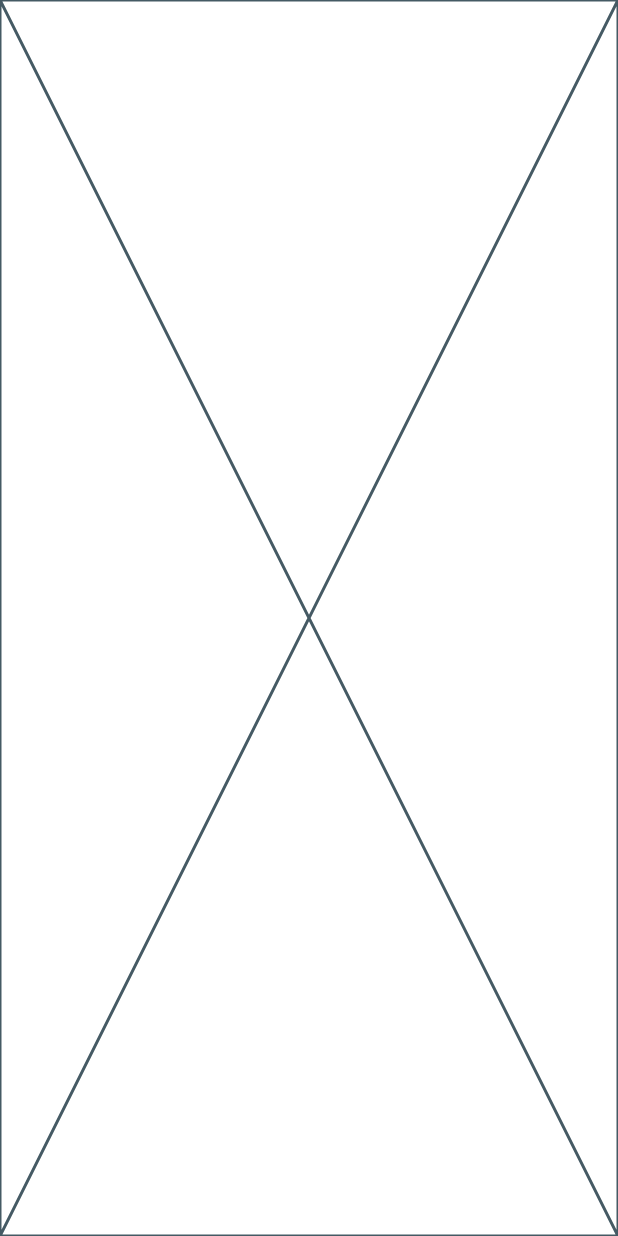
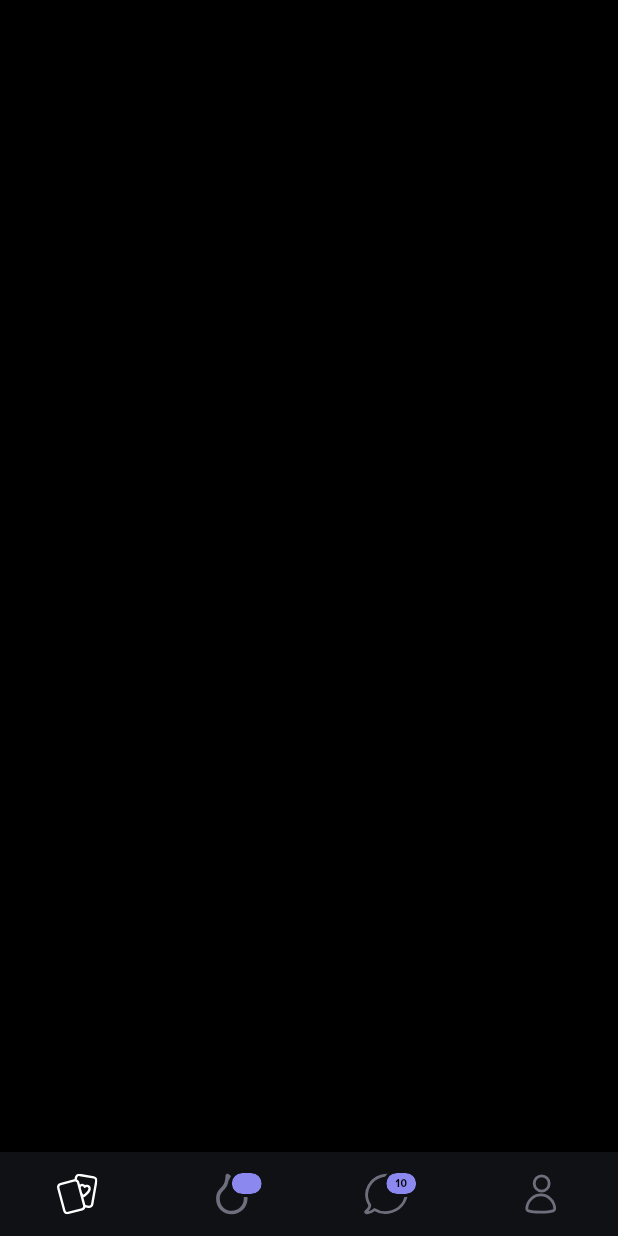
Before and after one commit to Mind-Reaper/stroll, a Flutter app: the screen it shows after launch, on a phone screen of 412 x 824 dp. Run offline on Flutter 3.47's test engine with Material 3 defaults, Android fonts, the phone set to English and light mode, and no system bars; our stand-ins replace animate_do, flutter_riverpod, flutter_svg, freezed_annotation; generated files the repository leaves out were written again; project files that could hold a hidden picture were left out.

Commit message:
Tasks: Setup app architecture and file structure, Implement app themes, Implement bottom navigation bar

```diff
--- a/lib/app/stroll_app.dart
+++ b/lib/app/stroll_app.dart
@@ -1,12 +1,37 @@
-
-
 import 'package:flutter/material.dart';
+import 'package:flutter/services.dart';
+import 'package:flutter_riverpod/flutter_riverpod.dart';
+import 'package:stroll/core/screens/splash_screen.dart';
+import 'package:stroll/shared/theme/dark_theme.dart';
 
 class StrollApp extends StatelessWidget {
   const StrollApp({super.key});
 
   @override
   Widget build(BuildContext context) {
-    return const Placeholder();
+    SystemChrome.setSystemUIOverlayStyle(
+      const SystemUiOverlayStyle(
+        systemNavigationBarColor: Colors.black,
+        statusBarColor: Colors.transparent,
+        systemNavigationBarIconBrightness: Brightness.light,
+      ),
+    );
+    return ProviderScope(
+      child: MaterialApp(
+        title: 'Stroll',
+        debugShowCheckedModeBanner: false,
+        darkTheme: darkTheme,
+        themeMode: ThemeMode.dark,
+        home: const SplashScreen(),
+        builder: (context, child) {
+          final data = MediaQuery.of(context);
+
+          final scale =
+              data.textScaler.clamp(minScaleFactor: 0.6, maxScaleFactor: 1.2);
+          return MediaQuery(
+              data: data.copyWith(textScaler: scale), child: child!);
+        },
+      ),
+    );
   }
 }
--- /dev/null
+++ b/lib/core/constants/app_assets.dart
@@ -0,0 +1,17 @@
+abstract class AppAssets {
+  static final svg = _SvgAssetManager();
+  static final jpg = _JpgAssetManager();
+}
+
+class _SvgAssetManager {
+  final String bonfire = 'assets/icons/bonfire.svg';
+  final String chatBubble = 'assets/icons/chat_bubble.svg';
+  final String pokerCards = 'assets/icons/poker_cards.svg';
+  final String timer = 'assets/icons/timer.svg';
+  final String user = 'assets/icons/user.svg';
+}
+
+class _JpgAssetManager {
+  final String sunsetBackground = 'assets/images/sunset_bg.jpg';
+  final String angelina = 'assets/images/angelina.jpg';
+}
--- /dev/null
+++ b/lib/core/constants/app_colors.dart
@@ -0,0 +1,6 @@
+import 'package:flutter/material.dart';
+
+class AppColors {
+  static const purple = Color(0xff8b88ef);
+  static const lightPurple = Color(0xffccc8ff);
+}
--- /dev/null
+++ b/lib/core/extensions/string_api.dart
@@ -0,0 +1,6 @@
+extension StringApi on String {
+  String capitalizeFirst() {
+    if (isEmpty) return this;
+    return '${this[0].toUpperCase()}${substring(1).toLowerCase()}';
+  }
+}
--- /dev/null
+++ b/lib/features/home/screens/home_screen.dart
@@ -0,0 +1,123 @@
+import 'package:flutter/material.dart';
+import 'package:flutter_riverpod/flutter_riverpod.dart';
+import 'package:flutter_svg/flutter_svg.dart';
+import 'package:stroll/core/constants/app_assets.dart';
+import 'package:stroll/core/extensions/string_api.dart';
+import 'package:stroll/features/home/view_models/home_view_model.dart';
+
+enum HomeTab {
+  home,
+  trending,
+  messages,
+  profile;
+
+  String get iconAsset {
+    switch (this) {
+      case HomeTab.home:
+        return AppAssets.svg.pokerCards;
+      case HomeTab.trending:
+        return AppAssets.svg.bonfire;
+      case HomeTab.messages:
+        return AppAssets.svg.chatBubble;
+      case HomeTab.profile:
+        return AppAssets.svg.user;
+    }
+  }
+}
+
+class HomeScreen extends ConsumerWidget {
+  const HomeScreen({super.key});
+
+  @override
+  Widget build(BuildContext context, WidgetRef ref) {
+    final homeState = ref.watch(homeStateProvider);
+    final homeController = ref.read(homeStateProvider.notifier);
+
+    return Scaffold(
+        body: Container(),
+        bottomNavigationBar: BottomNavigationBar(
+          showSelectedLabels: false,
+          type: BottomNavigationBarType.fixed,
+          showUnselectedLabels: false,
+          currentIndex: homeState.pageIndex,
+          onTap: (index) {
+            homeController.changePage(index);
+          },
+          items: [
+            for (final tab in HomeTab.values)
+              BottomNavigationBarItem(
+                label: tab.name.capitalizeFirst(),
+                activeIcon: buildIcon(context, true, tab.iconAsset,
+                    count: tab.index == 1
+                        ? 0
+                        : tab.index == 2
+                            ? 10
+                            : null),
+                icon:
+                    buildIcon(context, false, tab.iconAsset,  count: tab.index == 1
+                    ? 0
+                        : tab.index == 2
+                        ? 10
+                        : null),
+              )
+          ],
+        ));
+  }
+
+  Widget buildIcon(BuildContext context, bool selected, String iconAsset,
+      {int? count}) {
+    return SizedBox(
+      width: 40,
+      child: Stack(
+        children: [
+          Center(
+            child: SvgPicture.asset(
+              alignment: Alignment.topRight,
+              iconAsset,
+              height: 28,
+              color: selected
+                  ? Theme.of(context)
+                      .bottomNavigationBarTheme
+                      .selectedIconTheme
+                      ?.color
+                  : Theme.of(context)
+                      .bottomNavigationBarTheme
+                      .unselectedIconTheme
+                      ?.color,
+            ),
+          ),
+          if (count != null)
+            Align(
+              alignment: Alignment.topRight,
+              child: Container(
+                height: 14,
+                width: 20,
+                padding: const EdgeInsets.all(2),
+                decoration: BoxDecoration(
+                    border: Border.all(
+                        width: 2,
+                        strokeAlign: BorderSide.strokeAlignOutside,
+                        color: Theme.of(context)
+                                .bottomNavigationBarTheme
+                                .backgroundColor ??
+                            Colors.transparent),
+                    borderRadius: BorderRadius.circular(10),
+                    color: Theme.of(context).primaryColor),
+                child: FittedBox(
+                  fit: BoxFit.scaleDown,
+                  child: Text(
+                    count > 0 ? count.toString() : ' ',
+                    style: Theme.of(context).textTheme.labelSmall?.copyWith(
+                        color: Colors.black,
+                        fontSize: 7,
+                        letterSpacing: 0.5,
+                        fontWeight: FontWeight.w700),
+                  ),
+                ),
+              ),
+            )
+        ],
+      ),
+    );
+  }
+}
--- /dev/null
+++ b/lib/features/home/view_models/home_view_model.dart
@@ -0,0 +1,15 @@
+import 'package:flutter_riverpod/flutter_riverpod.dart';
+import 'package:stroll/features/home/view_models/home_state.dart';
+
+final homeStateProvider =
+    StateNotifierProvider<HomeStateNotifier, HomeState>((ref) {
+  return HomeStateNotifier();
+});
+
+class HomeStateNotifier extends StateNotifier<HomeState> {
+  HomeStateNotifier() : super(const HomeState());
+
+  void changePage(int index) {
+    state = state.copyWith(pageIndex: index);
+  }
+}
--- a/lib/shared/theme/dark_theme.dart
+++ b/lib/shared/theme/dark_theme.dart
@@ -0,0 +1,21 @@
+import 'package:flutter/material.dart';
+import 'package:stroll/core/constants/app_colors.dart';
+
+final darkTheme = ThemeData(
+    fontFamily: 'ProximaNova',
+    brightness: Brightness.dark,
+    useMaterial3: false,
+    primaryColor: AppColors.purple,
+    scaffoldBackgroundColor: Colors.black,
+    cardTheme: const CardTheme(
+      color: Color(0xff232a2e),
+    ),
+    canvasColor: const Color(0xff121518),
+    textTheme: const TextTheme().apply(bodyColor: Colors.white),
+    bottomNavigationBarTheme: const BottomNavigationBarThemeData(
+        backgroundColor: Color(0xff0f1115),
+        selectedIconTheme: IconThemeData(size: 28, color: Colors.white),
+        unselectedIconTheme: IconThemeData(
+          size: 28,
+          color: Color(0xff6f6e7c),
+        )));
```
Also changed, not shown: lib/core/screens/splash_screen.dart (added, +61 -0 lines), lib/features/home/view_models/home_state.dart (added, +10 -0 lines), pubspec.yaml (+9 -1 lines), assets/images/angelina.jpg (added), pubspec.lock.
